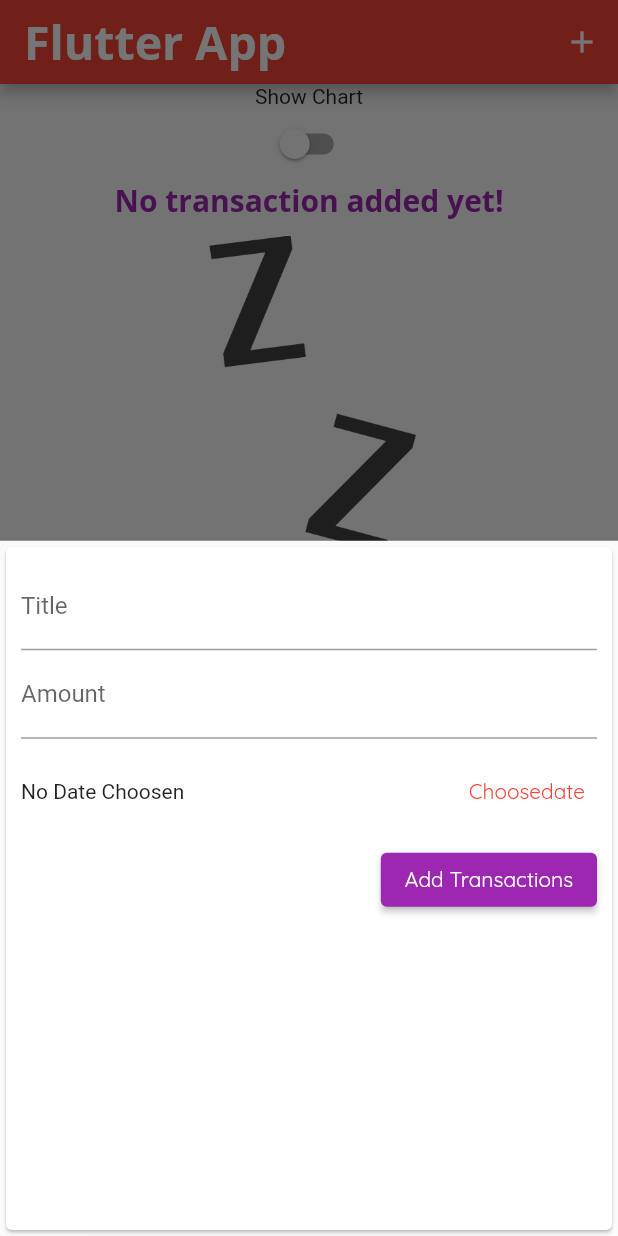
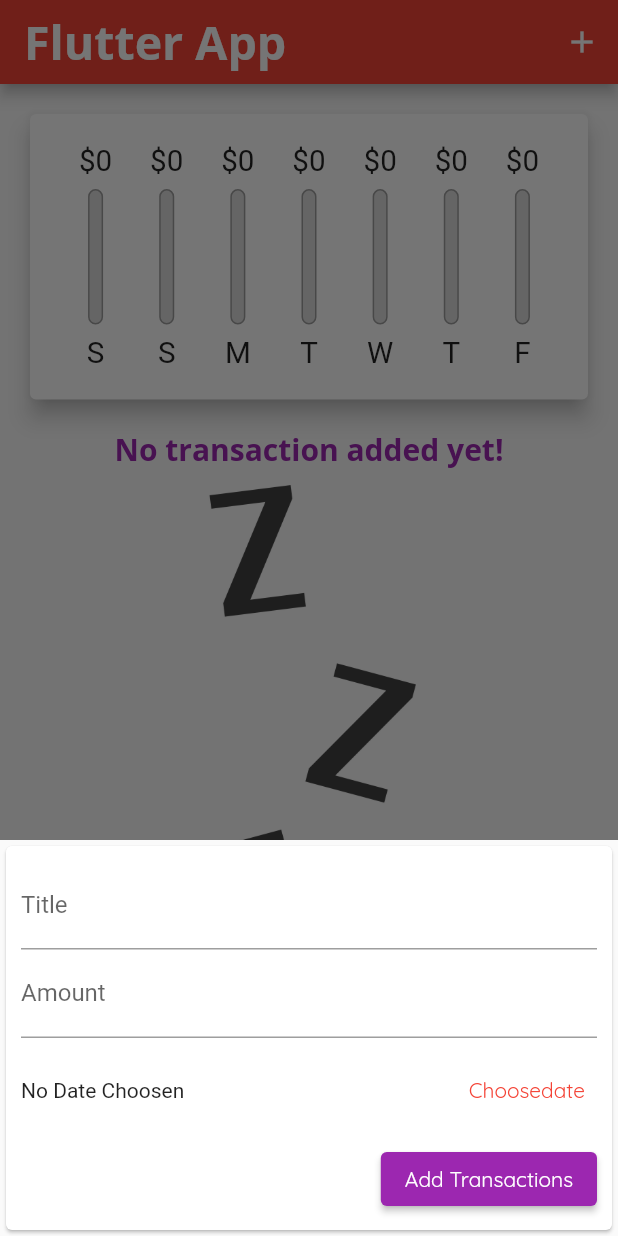
Before and after one commit to terinSeb/Flutter_Expense_Calculator, a Flutter app: the screen it shows after launch, after a tap on the "add" icon, on a phone screen of 412 x 824 dp. Run offline on Flutter 3.47's test engine with Material 2 defaults, Android fonts, the phone set to English and light mode, and no system bars.

Commit message:
Changing Button format on Portrait and landscape mode

```diff
--- a/lib/main.dart
+++ b/lib/main.dart
@@ -114,6 +114,21 @@ class _MyHomePageState extends State<MyHomePage> {
             icon: const Icon(Icons.add))
       ],
     );
+
+    final isLandScaprMode =
+        MediaQuery.of(context).orientation == Orientation.landscape;
+    // ignore: sized_box_for_whitespace
+    var trxList = Container(
+        height: (MediaQuery.of(context).size.height -
+                appBar.preferredSize.height -
+                MediaQuery.of(context).padding.top) *
+            .7,
+        width: MediaQuery.of(context).size.width,
+        child: TransactionList(
+          transactions: _userTransaction,
+          deleteTX: _deleteTransaction,
+        ));
+
     return Scaffold(
       appBar: appBar,
       body: SingleChildScrollView(
@@ -129,7 +144,8 @@ class _MyHomePageState extends State<MyHomePage> {
             //     child: Text('chart'),)
             //   ),
             // ignore: sized_box_for_whitespace
-            const Text('Show Chart'),
+            if (isLandScaprMode) const Text('Show Chart'),
+            if (isLandScaprMode)
               Switch(
                   value: _changedValue,
                   onChanged: (val) {
@@ -137,7 +153,17 @@ class _MyHomePageState extends State<MyHomePage> {
                       _changedValue = val;
                     });
                   }),
+            if (!isLandScaprMode)
               // ignore: sized_box_for_whitespace
+              Container(
+                  height: (MediaQuery.of(context).size.height -
+                          appBar.preferredSize.height -
+                          MediaQuery.of(context).padding.top) *
+                      .3,
+                  width: MediaQuery.of(context).size.width,
+                  child: Chart(transactions: _recentTransaction)),
+            if (!isLandScaprMode) trxList,
+            if (isLandScaprMode)
               _changedValue
                   // ignore: sized_box_for_whitespace
                   ? Container(
@@ -148,16 +174,7 @@ class _MyHomePageState extends State<MyHomePage> {
                       width: MediaQuery.of(context).size.width,
                       child: Chart(transactions: _recentTransaction))
                   // ignore: sized_box_for_whitespace
-                : Container(
-                    height: (MediaQuery.of(context).size.height -
-                            appBar.preferredSize.height -
-                            MediaQuery.of(context).padding.top) *
-                        .7,
-                    width: MediaQuery.of(context).size.width,
-                    child: TransactionList(
-                      transactions: _userTransaction,
-                      deleteTX: _deleteTransaction,
-                    ))
+                  : trxList
           ],
         ),
       ),
--- a/lib/widgets/new_transaction.dart
+++ b/lib/widgets/new_transaction.dart
@@ -1,11 +1,9 @@
-
-
 import 'package:flutter/material.dart';
 import 'package:intl/intl.dart';
 
 class NewTransaction extends StatefulWidget {
   final Function addTx;
-   const NewTransaction({Key? key,required this.addTx}) : super(key: key);
+  const NewTransaction({Key? key, required this.addTx}) : super(key: key);
 
   @override
   State<NewTransaction> createState() => _NewTransactionState();
@@ -15,50 +13,55 @@ class _NewTransactionState extends State<NewTransaction> {
   final _titleController = TextEditingController();
   final _amountController = TextEditingController();
 
-  DateTime? _selectedDate ;
-void _submitData(){
-  if(_amountController.text.isEmpty){
+  DateTime? _selectedDate;
+  void _submitData() {
+    if (_amountController.text.isEmpty) {
       return;
     }
     final txTitle = _titleController.text;
     final txAmount = double.parse(_amountController.text);
-  if(txTitle.isEmpty || txAmount <= 0  || _selectedDate == null){
+    if (txTitle.isEmpty || txAmount <= 0 || _selectedDate == null) {
       return;
     }
- widget.addTx(txTitle,txAmount,_selectedDate);
+    widget.addTx(txTitle, txAmount, _selectedDate);
     Navigator.of(context).pop();
   }
 
-void _presentDatePicker(){
-  showDatePicker(context: context,
+  void _presentDatePicker() {
+    showDatePicker(
+            context: context,
             initialDate: DateTime.now(),
             firstDate: DateTime(2019),
-   lastDate: DateTime.now()).then((pickedDate)
-    {
-      if(pickedDate == null)
-     {
+            lastDate: DateTime.now())
+        .then((pickedDate) {
+      if (pickedDate == null) {
         return;
       }
       setState(() {
         _selectedDate = pickedDate;
       });
-
-      }
-      );
+    });
   }
 
   @override
   Widget build(BuildContext context) {
-    return    Card(child: Container(
-            padding: const EdgeInsets.all(10),
+    return SingleChildScrollView(
+      child: Card(
+        child: Container(
+          padding: EdgeInsets.only(
+            top: 10,
+            left: 10,
+            right: 10,
+            bottom: MediaQuery.of(context).viewInsets.bottom + 10,
+          ),
           child: Column(
             crossAxisAlignment: CrossAxisAlignment.end,
             children: [
               TextField(
                 decoration: const InputDecoration(labelText: 'Title'),
                 controller: _titleController,
-                 onSubmitted: (_) => _submitData()
-                 ,),
+                onSubmitted: (_) => _submitData(),
+              ),
               TextField(
                 decoration: const InputDecoration(labelText: 'Amount'),
                 controller: _amountController,
@@ -68,28 +71,33 @@ void _presentDatePicker(){
               // ignore: sized_box_for_whitespace
               Container(
                 height: 70,
-                   child: Row(children:  [
+                child: Row(
+                  children: [
                     // ignore: unnecessary_null_comparison
-                      Expanded(child: Text(_selectedDate == null ?  'No Date Choosen' :'Selected Date: ${DateFormat.yMEd().format(_selectedDate!)}' )),
+                    Expanded(
+                        child: Text(_selectedDate == null
+                            ? 'No Date Choosen'
+                            : 'Selected Date: ${DateFormat.yMEd().format(_selectedDate!)}')),
                     TextButton(
                       style: TextButton.styleFrom(
-                      primary: Theme.of(context).primaryColor
-                     ),
-                       onPressed:_presentDatePicker ,
+                          primary: Theme.of(context).primaryColor),
+                      onPressed: _presentDatePicker,
                       child: const Text('Choosedate'),
                     )
-                   ],),
-                 )
-                 ,
+                  ],
+                ),
+              ),
               ElevatedButton(
                 onPressed: _submitData,
                 style: ElevatedButton.styleFrom(
                     primary: Theme.of(context).textTheme.headline6?.color,
-                  onPrimary: Theme.of(context).textTheme.button?.color
+                    onPrimary: Theme.of(context).textTheme.button?.color),
+                child: const Text('Add Transactions'),
+              )
+            ],
           ),
-                child:  const Text('Add Transactions'),
-                )
-            ],),
-          ),);
+        ),
+      ),
+    );
   }
 }
--- a/lib/widgets/transaction_list.dart
+++ b/lib/widgets/transaction_list.dart
@@ -59,7 +59,14 @@ class TransactionList extends StatelessWidget {
                       DateFormat().add_yMMMd().format(transactions[index].date),
                       style: const TextStyle(color: Colors.grey),
                     ),
-                    trailing: IconButton(
+                    trailing: MediaQuery.of(context).size.width > 460
+                        ? TextButton.icon(
+                            onPressed: () {
+                              deleteTX(transactions[index].id);
+                            },
+                            icon: const Icon(Icons.delete),
+                            label: const Text('Delete'))
+                        : IconButton(
                             icon: const Icon(Icons.delete),
                             color: Theme.of(context).errorColor,
                             onPressed: () {
```
Lines whose indentation alone changed are shown as unchanged.
